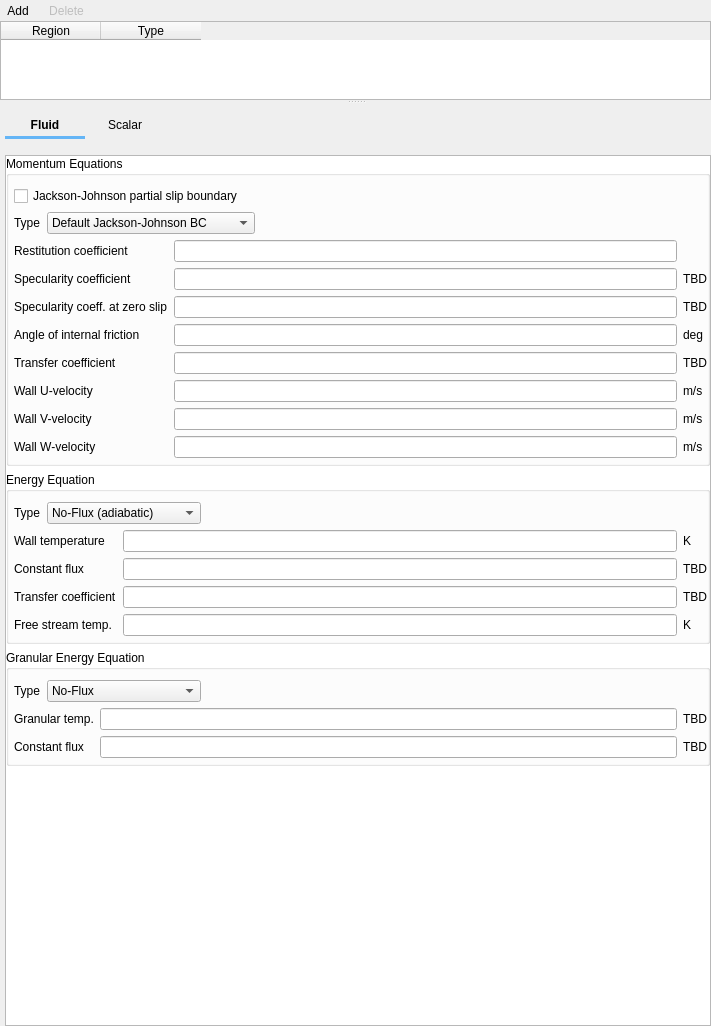
The window that gui/uifiles/boundary_conditions.ui (truongd8593/mfix) describes before a commit, drawn with Qt 5.
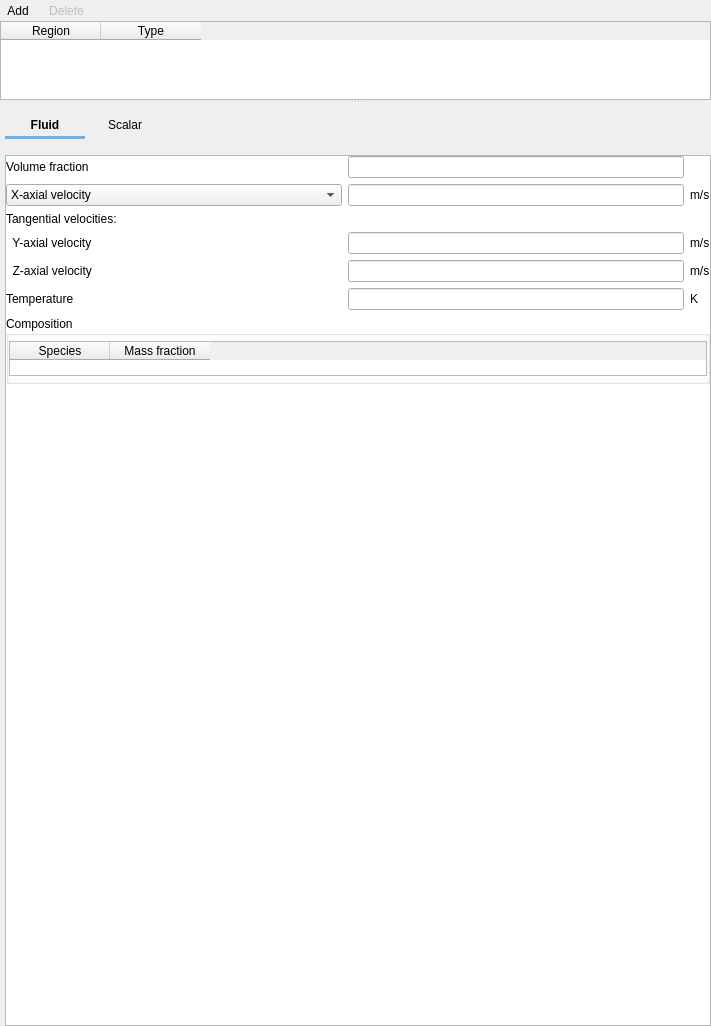
The same window after the commit. The open tabs and pages were chosen to show the change. Custom widgets are drawn as their Qt base class.

Commit message: BCs/Inflow/Solids

```diff
--- a/gui/uifiles/boundary_conditions.ui
+++ b/gui/uifiles/boundary_conditions.ui
@@ -1714,7 +1714,323 @@
                 </item>
                </layout>
               </widget>
-              <widget class="QWidget" name="page_solid_blank"/>
+              <widget class="QWidget" name="page_solids_inflow">
+
+
+
+               <layout class="QVBoxLayout" name="verticalLayout_4">
+                <property name="leftMargin">
+                 <number>0</number>
+                </property>
+                <property name="topMargin">
+                 <number>0</number>
+                </property>
+                <property name="rightMargin">
+                 <number>0</number>
+                </property>
+                <property name="bottomMargin">
+                 <number>0</number>
+                </property>
+                <item>
+                 <widget class="QFrame" name="frame_solids_inflow">
+                  <property name="frameShape">
+                   <enum>QFrame::NoFrame</enum>
+                  </property>
+                  <property name="frameShadow">
+                   <enum>QFrame::Plain</enum>
+                  </property>
+                  <layout class="QGridLayout" name="gridLayout_13">
+                   <property name="leftMargin">
+                    <number>0</number>
+                   </property>
+                   <property name="topMargin">
+                    <number>0</number>
+                   </property>
+                   <property name="rightMargin">
+                    <number>0</number>
+                   </property>
+                   <property name="bottomMargin">
+                    <number>0</number>
+                   </property>
+                   <item row="4" column="0">
+                    <widget class="QLabel" name="label_solids_tangential_velocity_2">
+                     <property name="text">
+                      <string>  Z-axial velocity</string>
+                     </property>
+                    </widget>
+                   </item>
+                   <item row="0" column="1">
+                    <widget class="LineEdit" name="lineedit_keyword_bc_ep_s_args_BC_P"/>
+                   </item>
+                   <item row="0" column="0">
+                    <widget class="QLabel" name="label_bc_ep_s">
+                     <property name="text">
+                      <string>Volume fraction</string>
+                     </property>
+                    </widget>
+                   </item>
+                   <item row="1" column="1">
+                    <widget class="LineEdit" name="lineedit_solids_inflow"/>
+                   </item>
+                   <item row="1" column="2">
+                    <widget class="QLabel" name="label_solids_inflow_units">
+                     <property name="text">
+                      <string>m/s</string>
+                     </property>
+                    </widget>
+                   </item>
+                   <item row="2" column="0">
+                    <widget class="QLabel" name="label_solids_tangential_velocities">
+                     <property name="font">
+                      <font>
+                       <weight>50</weight>
+                       <bold>false</bold>
+                      </font>
+                     </property>
+                     <property name="text">
+                      <string>Tangential velocities:</string>
+                     </property>
+                    </widget>
+                   </item>
+                   <item row="3" column="0">
+                    <widget class="QLabel" name="label_solids_tangential_velocity_1">
+                     <property name="text">
+                      <string>  Y-axial velocity</string>
+                     </property>
+                    </widget>
+                   </item>
+                   <item row="3" column="1">
+                    <widget class="LineEdit" name="lineedit_solids_tangential_velocity_1"/>
+                   </item>
+                   <item row="4" column="1">
+                    <widget class="LineEdit" name="lineedit_solids_tangential_velocity_2"/>
+                   </item>
+                   <item row="3" column="2">
+                    <widget class="QLabel" name="label_solids_tangential_velocity_1_units">
+                     <property name="text">
+                      <string>m/s</string>
+                     </property>
+                    </widget>
+                   </item>
+                   <item row="4" column="2">
+                    <widget class="QLabel" name="label_solids_tangential_velocity_2_units">
+                     <property name="text">
+                      <string>m/s</string>
+                     </property>
+                    </widget>
+                   </item>
+                   <item row="5" column="0">
+                    <widget class="QLabel" name="label_bc_t_s">
+                     <property name="text">
+                      <string>Temperature</string>
+                     </property>
+                    </widget>
+                   </item>
+                   <item row="5" column="2">
+                    <widget class="QLabel" name="label_bc_t_s_units">
+                     <property name="text">
+                      <string>K</string>
+                     </property>
+                    </widget>
+                   </item>
+                   <item row="5" column="1">
+                    <widget class="LineEdit" name="lineedit_keyword_bc_t_s_args_BC_P"/>
+                   </item>
+                   <item row="1" column="0">
+                    <widget class="QStackedWidget" name="stackedwidget_solids_inflow">
+                     <property name="sizePolicy">
+                      <sizepolicy hsizetype="Preferred" vsizetype="Maximum">
+                       <horstretch>0</horstretch>
+                       <verstretch>0</verstretch>
+                      </sizepolicy>
+                     </property>
+                     <property name="currentIndex">
+                      <number>0</number>
+                     </property>
+                     <widget class="QWidget" name="subpage_solids_inflow_MI">
+                      <property name="sizePolicy">
+                       <sizepolicy hsizetype="Preferred" vsizetype="Minimum">
+                        <horstretch>0</horstretch>
+                        <verstretch>0</verstretch>
+                       </sizepolicy>
+                      </property>
+                      <layout class="QGridLayout" name="gridLayout_19">
+                       <property name="leftMargin">
+                        <number>0</number>
+                       </property>
+                       <property name="topMargin">
+                        <number>0</number>
+                       </property>
+                       <property name="rightMargin">
+                        <number>0</number>
+                       </property>
+                       <property name="bottomMargin">
+                        <number>0</number>
+                       </property>
+                       <item row="0" column="0">
+                        <widget class="ComboBox" name="combobox_solids_inflow_type">
+                         <property name="sizePolicy">
+                          <sizepolicy hsizetype="Preferred" vsizetype="Minimum">
+                           <horstretch>0</horstretch>
+                           <verstretch>0</verstretch>
+                          </sizepolicy>
+                         </property>
+                         <property name="font">
+                          <font>
+                           <weight>50</weight>
+                           <bold>false</bold>
+                          </font>
+                         </property>
+                         <item>
+                          <property name="text">
+                           <string>X-axial velocity</string>
+                          </property>
+                         </item>
+                         <item>
+                          <property name="text">
+                           <string>Volumetric flowrate</string>
+                          </property>
+                         </item>
+                         <item>
+                          <property name="text">
+                           <string>Mass flowrate</string>
+                          </property>
+                         </item>
+                        </widget>
+                       </item>
+                      </layout>
+                     </widget>
+                     <widget class="QWidget" name="subpage_solids_inflow_CG_MI">
+                      <layout class="QGridLayout" name="gridLayout_20">
+                       <property name="leftMargin">
+                        <number>0</number>
+                       </property>
+                       <property name="topMargin">
+                        <number>0</number>
+                       </property>
+                       <property name="rightMargin">
+                        <number>0</number>
+                       </property>
+                       <property name="bottomMargin">
+                        <number>0</number>
+                       </property>
+                       <item row="0" column="0">
+                        <widget class="QLabel" name="label_bc_u_g">
+                         <property name="text">
+                          <string>X-axial velocity</string>
+                         </property>
+                        </widget>
+                       </item>
+                      </layout>
+                     </widget>
+                    </widget>
+                   </item>
+                  </layout>
+                  <zorder>label_solids_inflow_units</zorder>
+                  <zorder>label_solids_tangential_velocity_1_units</zorder>
+                  <zorder>label_solids_tangential_velocity_2_units</zorder>
+                  <zorder>lineedit_keyword_bc_ep_s_args_BC_P</zorder>
+                  <zorder>label_bc_ep_s</zorder>
+                  <zorder>lineedit_solids_inflow</zorder>
+                  <zorder>label_solids_tangential_velocities</zorder>
+                  <zorder>label_solids_tangential_velocity_1</zorder>
+                  <zorder>label_solids_tangential_velocity_2</zorder>
+                  <zorder>lineedit_solids_tangential_velocity_1</zorder>
+                  <zorder>lineedit_solids_tangential_velocity_2</zorder>
+                  <zorder>label_bc_t_s</zorder>
+                  <zorder>label_bc_t_s_units</zorder>
+                  <zorder>lineedit_keyword_bc_t_s_args_BC_P</zorder>
+                  <zorder>stackedwidget_solids_inflow</zorder>
+                 </widget>
+                </item>
+                <item>
+                 <widget class="QGroupBox" name="groupbox_solids_composition">
+                  <property name="sizePolicy">
+                   <sizepolicy hsizetype="Preferred" vsizetype="Preferred">
+                    <horstretch>0</horstretch>
+                    <verstretch>0</verstretch>
+                   </sizepolicy>
+                  </property>
+                  <property name="maximumSize">
+                   <size>
+                    <width>16777215</width>
+                    <height>16777215</height>
+                   </size>
+                  </property>
+                  <property name="title">
+                   <string>Composition</string>
+                  </property>
+                  <property name="flat">
+                   <bool>true</bool>
+                  </property>
+                  <layout class="QGridLayout" name="gridLayout_18">
+                   <property name="leftMargin">
+                    <number>0</number>
+                   </property>
+                   <property name="topMargin">
+                    <number>5</number>
+                   </property>
+                   <property name="rightMargin">
+                    <number>0</number>
+                   </property>
+                   <property name="bottomMargin">
+                    <number>5</number>
+                   </property>
+                   <item row="0" column="0">
+                    <widget class="QTableWidget" name="tablewidget_solids_mass_fraction">
+                     <property name="sizePolicy">
+                      <sizepolicy hsizetype="MinimumExpanding" vsizetype="Minimum">
+                       <horstretch>0</horstretch>
+                       <verstretch>0</verstretch>
+                      </sizepolicy>
+                     </property>
+                     <property name="maximumSize">
+                      <size>
+                       <width>16777215</width>
+                       <height>35</height>
+                      </size>
+                     </property>
+                     <property name="selectionMode">
+                      <enum>QAbstractItemView::NoSelection</enum>
+                     </property>
+                     <attribute name="verticalHeaderVisible">
+                      <bool>false</bool>
+                     </attribute>
+                     <column>
+                      <property name="text">
+                       <string>Species</string>
+                      </property>
+                     </column>
+                     <column>
+                      <property name="text">
+                       <string>Mass fraction</string>
+                      </property>
+                     </column>
+                    </widget>
+                   </item>
+                  </layout>
+                 </widget>
+                </item>
+                <item>
+                 <spacer name="verticalSpacer_5">
+                  <property name="orientation">
+                   <enum>Qt::Vertical</enum>
+                  </property>
+                  <property name="sizeHint" stdset="0">
+                   <size>
+                    <width>20</width>
+                    <height>40</height>
+                   </size>
+                  </property>
+                 </spacer>
+                </item>
+               </layout>
+              </widget>
+
+
+
+
+              <widget class="QWidget" name="page_solids_blank"/>
              </widget>
              <widget class="QWidget" name="page_dummy_solids_R">
               <layout class="QGridLayout" name="gridLayout_11">
```
Left out of the diff: 4 changed lines with no effect on the pictures. The commit also changes 1 other file.
